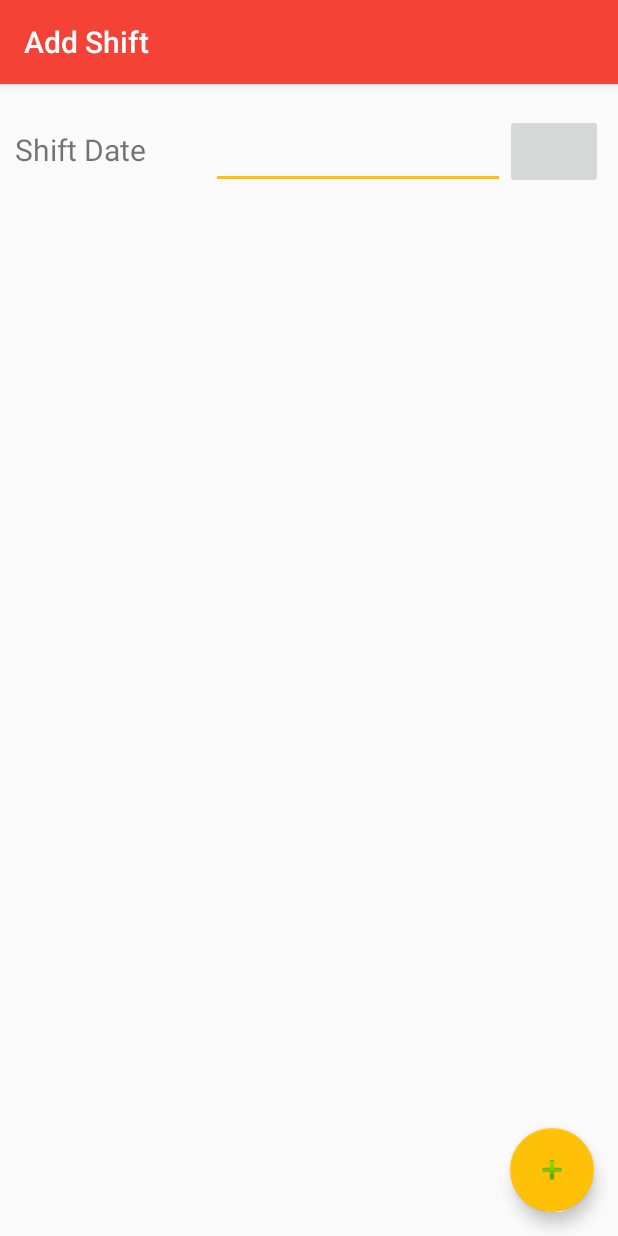
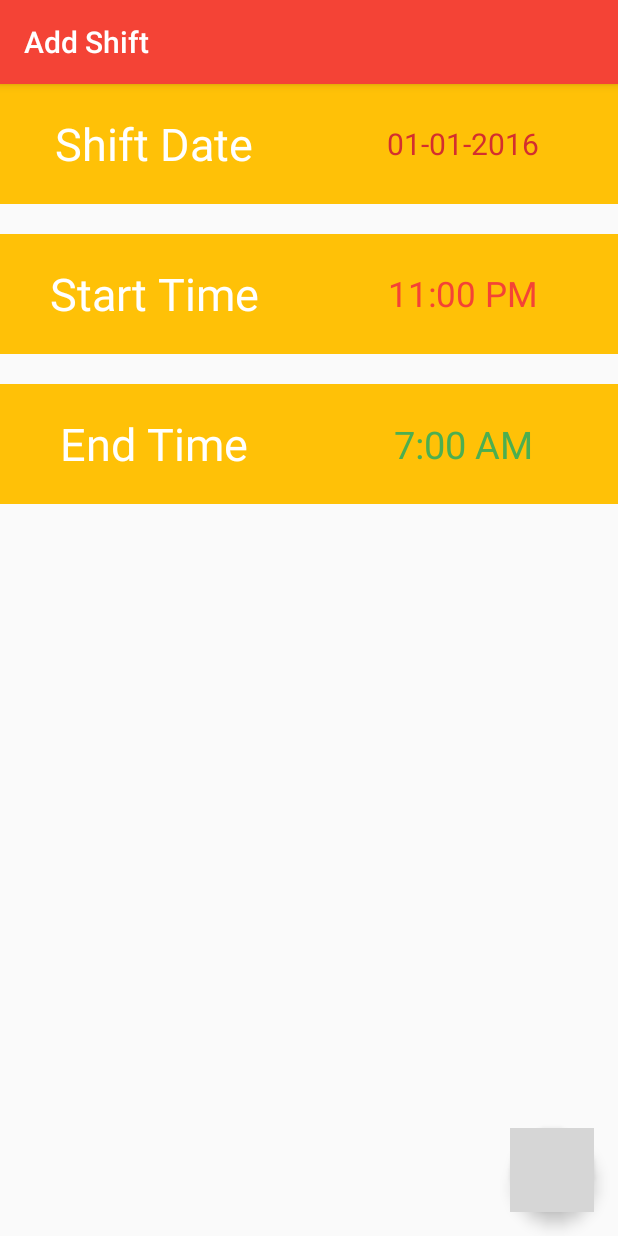
Before and after one commit to VickyPatel/ShiftManager, an Android app: the ActivityAddShift screen opened directly, with no data from a screen before it, on a phone screen of 412 x 824 dp. Run offline under Robolectric (Android 15) with nearby library versions, the phone set to English and light mode, and no system bars; grey boxes are pictures that could not be loaded.

Commit message:
picker implementation for add shift activity

```diff
--- a/app/src/main/java/vickypatel/ca/shiftmanager/Activities/ActivityAddShift.java
+++ b/app/src/main/java/vickypatel/ca/shiftmanager/Activities/ActivityAddShift.java
@@ -7,8 +7,11 @@ import android.support.v4.app.DialogFragment;
 import android.support.v7.app.AppCompatActivity;
 import android.support.v7.widget.Toolbar;
 import android.view.View;
+import android.widget.Button;
 import android.widget.EditText;
 import android.widget.ImageButton;
+import android.widget.LinearLayout;
+import android.widget.TextView;
 
 import java.text.SimpleDateFormat;
 import java.util.Calendar;
@@ -18,8 +21,9 @@ import vickypatel.ca.shiftmanager.fragments.DatePickerFragment;
 
 public class ActivityAddShift extends AppCompatActivity implements DatePickerFragment.OnDateSelectedListener {
 
-    public EditText shiftDate;
-    public  ImageButton selectDate;
+    public TextView shiftDate;
+    public Button selectDate;
+    LinearLayout shiftDateLayout;
     @Override
     protected void onCreate(Bundle savedInstanceState) {
         super.onCreate(savedInstanceState);
@@ -28,15 +32,15 @@ public class ActivityAddShift extends AppCompatActivity implements DatePickerFra
         toolbar.setTitle("Add Shift");
         setSupportActionBar(toolbar);
 
-        shiftDate = (EditText) findViewById(R.id.shiftDateEditText);
-        selectDate = (ImageButton) findViewById(R.id.selectDate);
-        shiftDate.setOnClickListener(new View.OnClickListener() {
+        shiftDate = (TextView) findViewById(R.id.shiftDateTextView);
+        shiftDateLayout = (LinearLayout) findViewById(R.id.shiftDateLayout);
+
+
+        shiftDateLayout.setOnClickListener(new View.OnClickListener() {
             @Override
             public void onClick(View v) {
                 DialogFragment newFragment = new DatePickerFragment();
                 newFragment.show(getSupportFragmentManager(), "datePicker");
-
-
             }
         });
 
@@ -55,7 +59,7 @@ public class ActivityAddShift extends AppCompatActivity implements DatePickerFra
         System.out.println(year);
         Calendar c = Calendar.getInstance();
         c.set(year, month, day);
-        SimpleDateFormat sdf = new SimpleDateFormat("dd-MM-yyyy");
+        SimpleDateFormat sdf = new SimpleDateFormat("EEE, MMM d, ''yy");
         String formattedDate = sdf.format(c.getTime());
         shiftDate.setText(formattedDate);
 
--- /dev/null
+++ b/app/src/main/java/vickypatel/ca/shiftmanager/fragments/TimePickerFragment.java
@@ -0,0 +1,7 @@
+package vickypatel.ca.shiftmanager.fragments;
+
+/**
+ * Created by VickyPatel on 2015-10-01.
+ */
+public class TimePickerFragment {
+}
--- a/app/src/main/res/layout/activity_add_job.xml
+++ b/app/src/main/res/layout/activity_add_job.xml
@@ -30,6 +30,6 @@
         android:layout_height="wrap_content"
         android:layout_gravity="end|bottom"
         android:layout_margin="@dimen/fab_margin"
-        android:src="@android:drawable/ic_input_add"  />
+        android:src="@drawable/ic_add"  />
 
 </android.support.design.widget.CoordinatorLayout>
--- a/app/src/main/res/layout/activity_add_shift.xml
+++ b/app/src/main/res/layout/activity_add_shift.xml
@@ -1,26 +1,35 @@
 <?xml version="1.0" encoding="utf-8"?>
-<android.support.design.widget.CoordinatorLayout
-    xmlns:android="http://schemas.android.com/apk/res/android"
+<android.support.design.widget.CoordinatorLayout xmlns:android="http://schemas.android.com/apk/res/android"
     xmlns:app="http://schemas.android.com/apk/res-auto"
-    xmlns:tools="http://schemas.android.com/tools" android:layout_width="match_parent"
-    android:layout_height="match_parent" android:fitsSystemWindows="true"
+    xmlns:tools="http://schemas.android.com/tools"
+    android:layout_width="match_parent"
+    android:layout_height="match_parent"
+    android:fitsSystemWindows="true"
     tools:context="vickypatel.ca.shiftmanager.Activities.ActivityAddShift">
 
-    <android.support.design.widget.AppBarLayout android:layout_height="wrap_content"
-        android:layout_width="match_parent" android:theme="@style/AppTheme.AppBarOverlay">
+    <android.support.design.widget.AppBarLayout
+        android:layout_width="match_parent"
+        android:layout_height="wrap_content"
+        android:theme="@style/AppTheme.AppBarOverlay">
 
-        <android.support.v7.widget.Toolbar android:id="@+id/toolbar"
-            android:layout_width="match_parent" android:layout_height="?attr/actionBarSize"
-            android:background="?attr/colorPrimary" android:theme="@style/AppTheme.AppBarOverlay"
+        <android.support.v7.widget.Toolbar
+            android:id="@+id/toolbar"
+            android:layout_width="match_parent"
+            android:layout_height="?attr/actionBarSize"
+            android:background="?attr/colorPrimary"
+            android:theme="@style/AppTheme.AppBarOverlay"
             app:popupTheme="@style/AppTheme.PopupOverlay" />
 
     </android.support.design.widget.AppBarLayout>
 
     <include layout="@layout/content_add_shift" />
 
-    <android.support.design.widget.FloatingActionButton android:id="@+id/fab"
-        android:layout_width="wrap_content" android:layout_height="wrap_content"
-        android:layout_gravity="end|bottom" android:layout_margin="@dimen/fab_margin"
-        android:src="@android:drawable/ic_input_add" />
+    <android.support.design.widget.FloatingActionButton
+        android:id="@+id/fab"
+        android:layout_width="wrap_content"
+        android:layout_height="wrap_content"
+        android:layout_gravity="end|bottom"
+        android:layout_margin="@dimen/fab_margin"
+        android:src="@drawable/ic_add" />
 
 </android.support.design.widget.CoordinatorLayout>
--- a/app/src/main/res/layout/activity_jobs.xml
+++ b/app/src/main/res/layout/activity_jobs.xml
@@ -30,6 +30,6 @@
         android:layout_height="wrap_content"
         android:layout_gravity="end|bottom"
         android:layout_margin="@dimen/fab_margin"
-        android:src="@android:drawable/ic_input_add" />
+        android:src="@drawable/ic_add" />
 
 </android.support.design.widget.CoordinatorLayout>
--- a/app/src/main/res/layout/activity_shifts.xml
+++ b/app/src/main/res/layout/activity_shifts.xml
@@ -30,6 +30,6 @@
         android:layout_height="wrap_content"
         android:layout_gravity="end|bottom"
         android:layout_margin="@dimen/fab_margin"
-        android:src="@android:drawable/ic_input_add" />
+        android:src="@drawable/ic_add" />
 
 </android.support.design.widget.CoordinatorLayout>
--- a/app/src/main/res/layout/content_add_shift.xml
+++ b/app/src/main/res/layout/content_add_shift.xml
@@ -4,34 +4,113 @@
     xmlns:tools="http://schemas.android.com/tools"
     android:layout_width="match_parent"
     android:layout_height="match_parent"
+    android:orientation="vertical"
     app:layout_behavior="@string/appbar_scrolling_view_behavior"
     tools:context="vickypatel.ca.shiftmanager.Activities.ActivityAddShift"
     tools:showIn="@layout/activity_activity_add_shift">
 
+
+
+    <ScrollView
+        android:layout_width="match_parent"
+        android:layout_height="wrap_content">
+
         <LinearLayout
             android:layout_width="match_parent"
             android:layout_height="wrap_content"
-        android:layout_marginTop="10dp"
-        android:padding="10dp">
+            android:orientation="vertical">
+
+            <LinearLayout
+                android:id="@+id/shiftDateLayout"
+                android:layout_width="match_parent"
+                android:layout_height="80dp"
+                android:background="@color/colorAccent"
+                android:orientation="horizontal">
+
                 <TextView
                     android:layout_width="0dp"
-            android:layout_weight="4"
                     android:layout_height="wrap_content"
+                    android:layout_gravity="center"
+                    android:layout_weight="1"
+                    android:gravity="center"
                     android:text="Shift Date"
-            android:textSize="20dp"/>
+                    android:textColor="@color/icons"
+                    android:textSize="30dp" />
+
+                <TextView
+                    android:id="@+id/shiftDateTextView"
+                    android:layout_width="0dp"
+                    android:layout_height="wrap_content"
+                    android:layout_gravity="center"
+                    android:layout_weight="1"
+                    android:gravity="center"
+
+                    android:text="01-01-2016"
+                    android:textColor="@color/colorPrimaryDark"
+                    android:textSize="20dp" />
+            </LinearLayout>
 
 
-        <EditText
-            android:id="@+id/shiftDateEditText"
+
+            <LinearLayout
+                android:layout_width="match_parent"
+                android:layout_height="80dp"
+                android:layout_marginTop="20dp"
+                android:background="@color/colorAccent"
+                android:orientation="horizontal">
+
+                <TextView
                     android:layout_width="0dp"
-            android:layout_height="50dp"
-            android:layout_weight="6"/>
-        <ImageButton
-            android:id="@+id/selectDate"
+                    android:layout_height="wrap_content"
+                    android:layout_gravity="center"
+                    android:layout_weight="1"
+                    android:gravity="center"
+                    android:text="Start Time"
+                    android:textColor="@color/icons"
+                    android:textSize="30dp" />
+
+                <TextView
                     android:layout_width="0dp"
-            android:layout_weight="2"
-            android:layout_height="50dp"
-            />
+                    android:layout_height="wrap_content"
+                    android:layout_gravity="center"
+                    android:layout_weight="1"
+                    android:gravity="center"
+                    android:text="11:00 PM"
+                    android:textColor="@color/colorPrimary"
+                    android:textSize="23dp" />
             </LinearLayout>
 
+            <LinearLayout
+                android:layout_width="match_parent"
+                android:layout_height="80dp"
+                android:layout_marginTop="20dp"
+                android:background="@color/colorAccent"
+                android:orientation="horizontal">
+
+                <TextView
+                    android:layout_width="0dp"
+                    android:layout_height="wrap_content"
+                    android:layout_gravity="center"
+                    android:gravity="center"
+                    android:layout_weight="1"
+                    android:text="End Time"
+                    android:textColor="@color/icons"
+                    android:textSize="30dp" />
+
+                <TextView
+                    android:layout_width="0dp"
+                    android:layout_height="wrap_content"
+                    android:layout_weight="1"
+                    android:layout_gravity="center"
+                    android:gravity="center"
+                    android:text="7:00 AM"
+                    android:textColor="@color/positiveAction"
+                    android:textSize="25dp" />
             </LinearLayout>
+
+
+        </LinearLayout>
+
+    </ScrollView>
+
+</LinearLayout>
--- a/app/src/main/res/values/colors.xml
+++ b/app/src/main/res/values/colors.xml
@@ -8,4 +8,5 @@
     <color name="colorSecondaryText">#727272</color>
     <color name="icons">#FFFFFF</color>
     <color name="divider">#B6B6B6</color>
+    <color name="positiveAction">#4CAF50</color>
 </resources>
```
Lines whose indentation alone changed are shown as unchanged.
